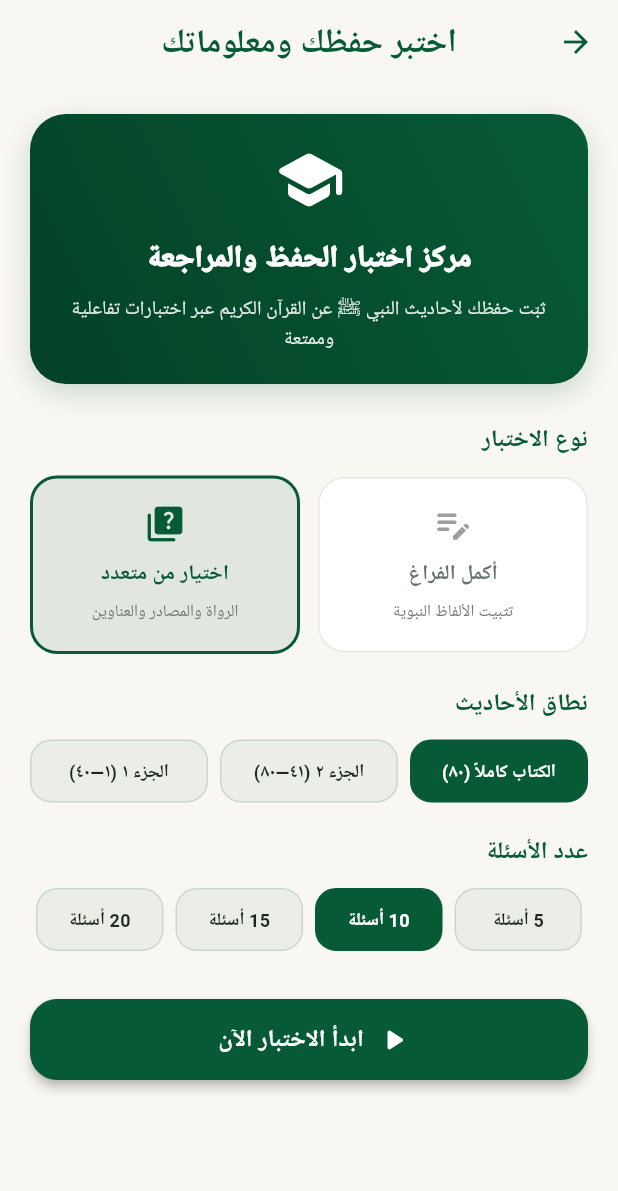
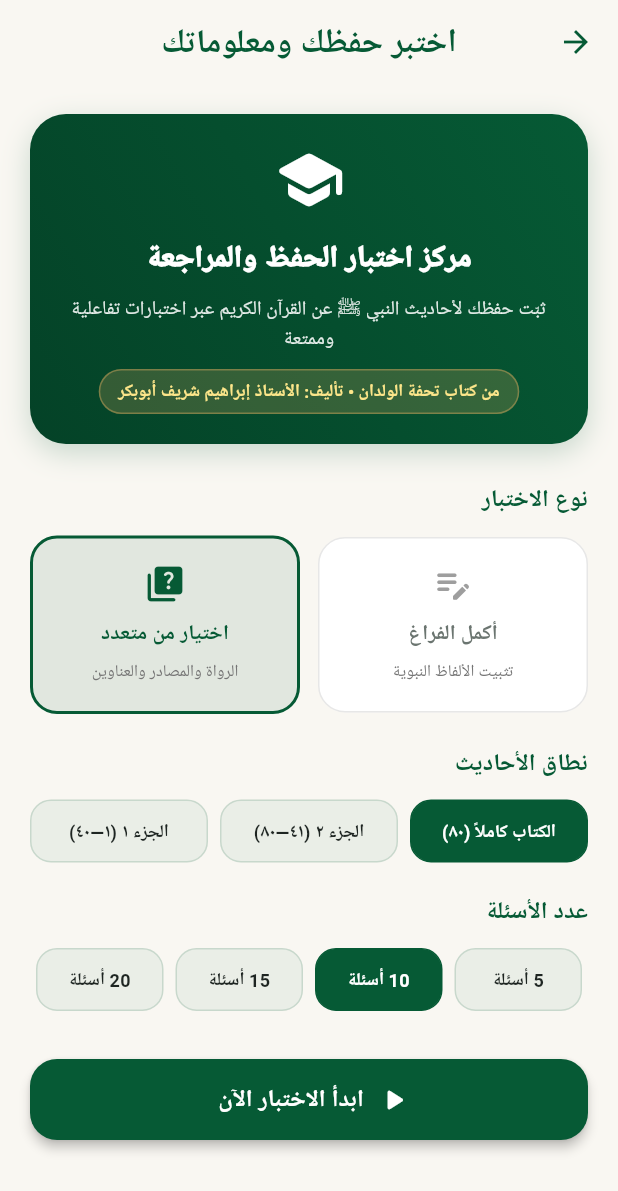
Before and after one commit to SharifIbrahimDev/tuhfah, a Flutter app: the QuizScreen screen opened directly, on a phone screen of 412 x 824 dp. Shown: the top 1191 px of the screen. Run offline on Flutter 3.47's test engine with Material 3 defaults, Android fonts, the phone set to English and light mode, and no system bars; our stand-ins replace flutter_local_notifications, flutter_riverpod, flutter_tts, google_fonts, share_plus, shared_preferences and 2 more; missing offline and left inert: pdfx; accounts and stored records are empty; Roboto replaces fonts that are missing (Tajawal).

Commit message:
feat(quiz): add author attribution banner in quiz setup view

```diff
--- a/lib/presentation/screens/quiz_screen.dart
+++ b/lib/presentation/screens/quiz_screen.dart
@@ -306,6 +306,26 @@ class _QuizScreenState extends ConsumerState<QuizScreen> {
                     fontSize: 13,
                     color: Colors.white.withValues(alpha: 0.88),
                     height: 1.5,
+                  ),
+                ),
+                const SizedBox(height: 10),
+                Container(
+                  padding: const EdgeInsets.symmetric(horizontal: 12, vertical: 4),
+                  decoration: BoxDecoration(
+                    color: const Color(0xFFC5A059).withValues(alpha: 0.25),
+                    borderRadius: BorderRadius.circular(16),
+                    border: Border.all(
+                      color: const Color(0xFFC5A059).withValues(alpha: 0.5),
+                      width: 1,
+                    ),
+                  ),
+                  child: Text(
+                    'من كتاب تحفة الولدان • تأليف: الأستاذ إبراهيم شريف أبوبكر',
+                    style: GoogleFonts.tajawal(
+                      fontSize: 11.5,
+                      fontWeight: FontWeight.bold,
+                      color: const Color(0xFFFDE68A),
+                    ),
                   ),
                 ),
               ],
```
